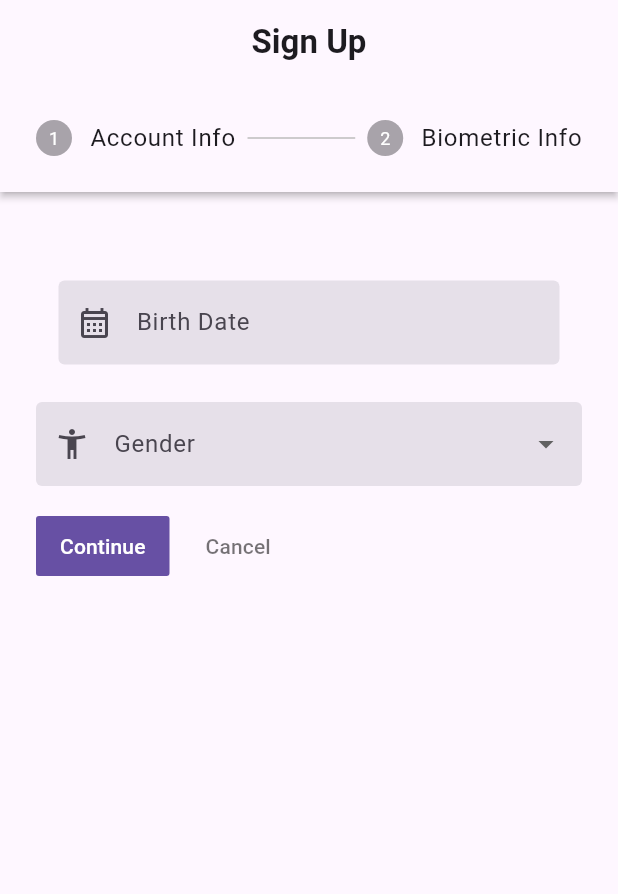
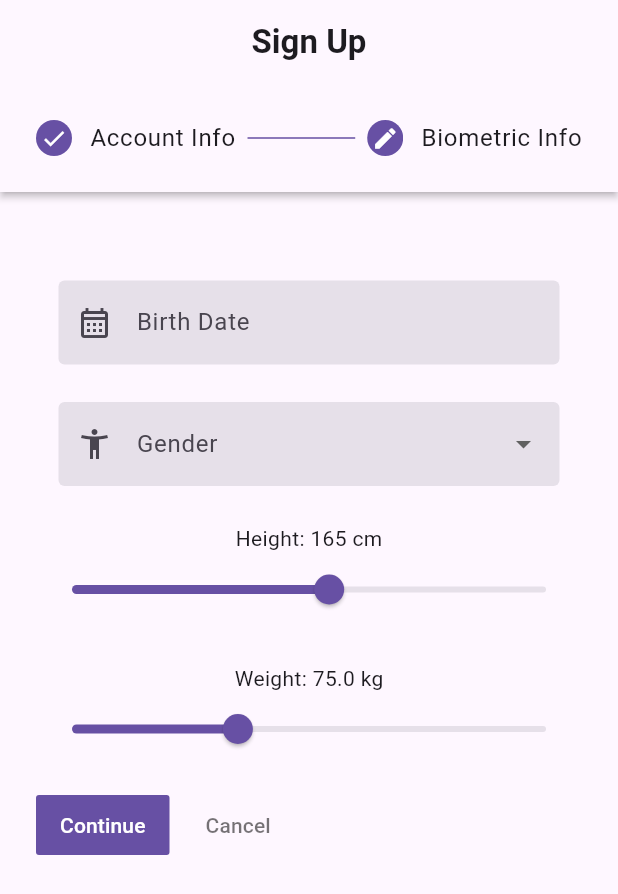
Before and after one commit to TUES-Diplomna-2024/Gym-App-Client, a Flutter app: the screen it shows after launch, after a tap on an icon or button, on a phone screen of 412 x 824 dp. Shown: the top 894 px of the screen. Run offline on Flutter 3.47's test engine with Material 3 defaults, Android fonts, the phone set to English and light mode, and no system bars; missing offline and left inert: global_configuration.

Commit message:
[CREATED] PaddedDropdownButtonFormField component; [ADDED] height and weight constants in SignUpConstants + height and weight input fields in StepperExample

```diff
--- a/gym_app_client/lib/pages/stepper_example.dart
+++ b/gym_app_client/lib/pages/stepper_example.dart
@@ -2,6 +2,7 @@ import 'package:flutter/material.dart';
 import 'package:gym_app_client/db_api/models/user/user_signup_model.dart';
 
 import 'package:gym_app_client/db_api/services/user_service.dart';
+import 'package:gym_app_client/utils/components/padded_dropdown_button_form_field.dart';
 import 'package:gym_app_client/utils/components/padded_elevated_button.dart';
 import 'package:gym_app_client/utils/components/padded_text_form_field.dart';
 import 'package:gym_app_client/utils/components/informative_popup.dart';
@@ -25,11 +26,11 @@ class _StepperExampleState extends State<StepperExample> {
   final _usernameController = TextEditingController();
   final _emailController = TextEditingController();
   final _passwordController = TextEditingController();
+  final _bDateController = TextEditingController();
 
-  final _bDateController = TextEditingController();
-  String _selectedGender = SignUpConstants.genders[0];
-  final _heightController = TextEditingController();
-  final _weightController = TextEditingController();
+  String _selectedGender = "";
+  double _selectedHeight = SignUpConstants.defaultHeight;
+  double _selectedWeight = SignUpConstants.defaultWeight;
 
   bool _passwordVisible = false;
   bool _cPasswordVisible = false;
@@ -78,10 +79,7 @@ class _StepperExampleState extends State<StepperExample> {
     _usernameController.dispose();
     _emailController.dispose();
     _passwordController.dispose();
-
     _bDateController.dispose();
-    _heightController.dispose();
-    _weightController.dispose();
 
     super.dispose();
   }
@@ -89,10 +87,14 @@ class _StepperExampleState extends State<StepperExample> {
   List<Step> _getStepList() => [
         Step(
           title: const Text("Account Info"),
+          state: _curStep == 0 ? StepState.editing : StepState.complete,
+          isActive: _curStep >= 0,
           content: _buildAccountInfoForm(),
         ),
         Step(
           title: const Text("Biometric Info"),
+          state: _curStep == 1 ? StepState.editing : StepState.indexed,
+          isActive: _curStep == 1,
           content: _buildBiometricInfoForm(),
         )
       ];
@@ -256,7 +258,7 @@ class _StepperExampleState extends State<StepperExample> {
             onTap: () => _selectDate(),
           ),
           // Gender
-          DropdownButtonFormField(
+          PaddedDropdownButtonFormField(
             decoration: const InputDecoration(
               label: Text("Gender"),
               filled: true,
@@ -274,7 +276,49 @@ class _StepperExampleState extends State<StepperExample> {
                       child: Text(gender),
                     ))
                 .toList(),
-          )
+            validator: (String? value) {
+              if (value == null || value.isEmpty) {
+                return "Please select your gender";
+              }
+
+              return null;
+            },
+          ),
+          // Height
+          Padding(
+            padding: const EdgeInsets.only(bottom: 25),
+            child: Column(
+              children: [
+                Center(
+                  child: Text("Height: ${_selectedHeight.round()} cm"),
+                ),
+                Slider.adaptive(
+                  value: _selectedHeight,
+                  min: SignUpConstants.minHeight,
+                  max: SignUpConstants.maxHeight,
+                  onChanged: (double value) {
+                    setState(() => _selectedHeight = value);
+                  },
+                ),
+              ],
+            ),
+          ),
+          // Weight
+          Column(
+            children: [
+              Center(
+                child: Text("Weight: ${_selectedWeight.toStringAsFixed(1)} kg"),
+              ),
+              Slider.adaptive(
+                value: _selectedWeight,
+                min: SignUpConstants.minWeight,
+                max: SignUpConstants.maxWeight,
+                onChanged: (double value) {
+                  setState(() => _selectedWeight = value);
+                },
+              ),
+            ],
+          ),
         ],
       ),
     );
--- /dev/null
+++ b/gym_app_client/lib/utils/components/padded_dropdown_button_form_field.dart
@@ -0,0 +1,31 @@
+import 'package:flutter/material.dart';
+
+class PaddedDropdownButtonFormField<T> extends StatelessWidget {
+  final List<DropdownMenuItem<T>>? items;
+  final void Function(T?)? onChanged;
+  final String? Function(T?)? validator;
+  final InputDecoration? decoration;
+  final EdgeInsetsGeometry padding;
+
+  const PaddedDropdownButtonFormField({
+    super.key,
+    required this.items,
+    required this.onChanged,
+    required this.validator,
+    required this.decoration,
+    this.padding = const EdgeInsets.only(left: 15, right: 15, bottom: 25),
+  });
+
+  @override
+  Widget build(BuildContext context) {
+    return Padding(
+      padding: padding,
+      child: DropdownButtonFormField<T>(
+        items: items,
+        onChanged: onChanged,
+        validator: validator,
+        decoration: decoration,
+      ),
+    );
+  }
+}
--- a/gym_app_client/lib/utils/constants/signup_constants.dart
+++ b/gym_app_client/lib/utils/constants/signup_constants.dart
@@ -8,4 +8,12 @@ class SignUpConstants {
   static const int allowableYearsRange = 122;
 
   static const List<String> genders = ["Male", "Female", "Other"];
+
+  static const double minHeight = 63;
+  static const double maxHeight = 251;
+  static const double defaultHeight = 165;
+
+  static const double minWeight = 40;
+  static const double maxWeight = 140;
+  static const double defaultWeight = 75;
 }
```
